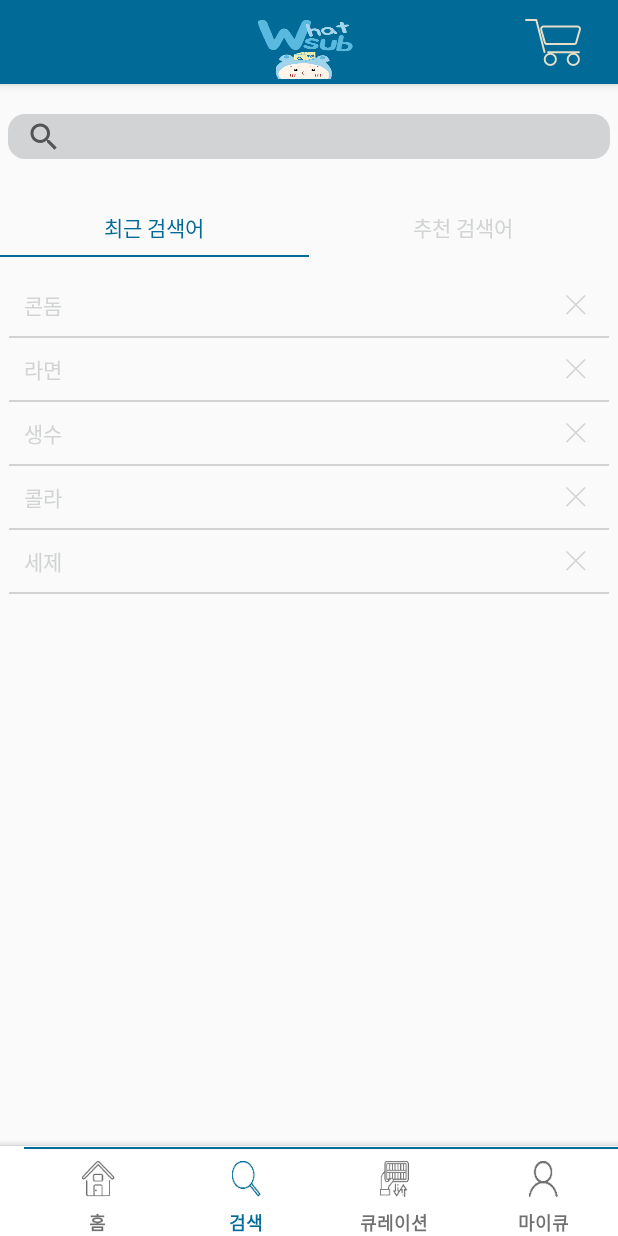
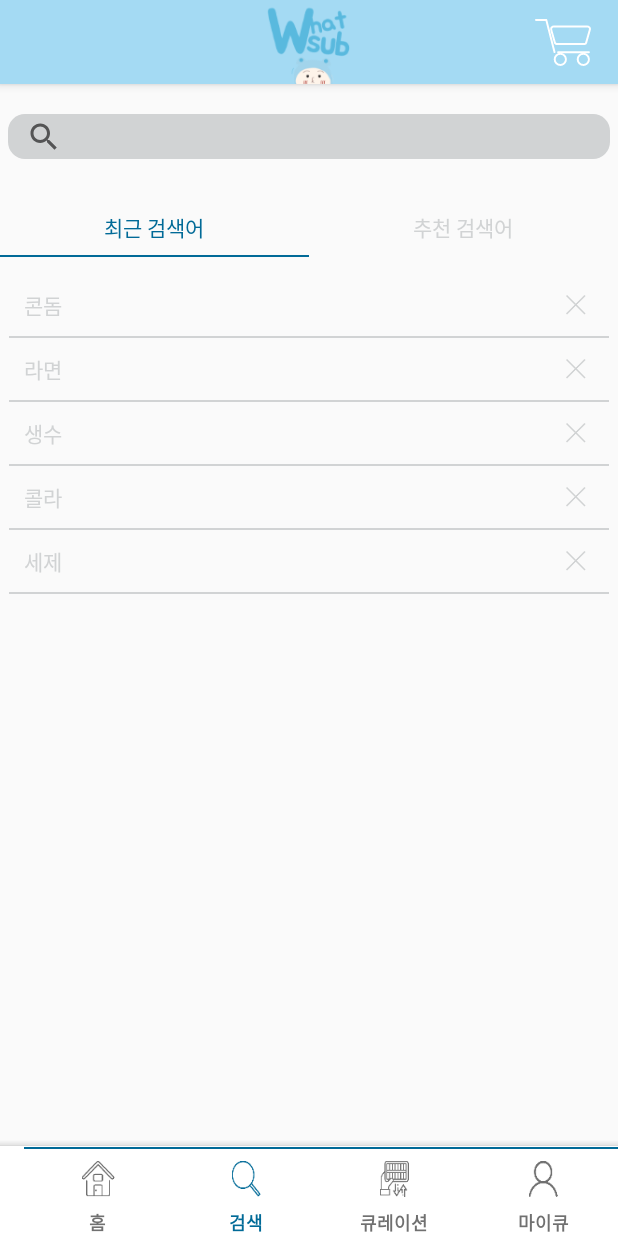
Before and after one commit to ryujw7/whatsupq, an Android app: the MainActivity screen opened directly, with no data from a screen before it, item 2 of the bottom bar chosen, on a phone screen of 412 x 824 dp. Run offline under Robolectric (Android 15) with nearby library versions, the light colour scheme and no system bars.

Commit message:
충돌확인

```diff
--- a/app/src/main/res/layout/activity_login.xml
+++ b/app/src/main/res/layout/activity_login.xml
@@ -15,7 +15,7 @@
                 android:layout_width="match_parent"
                 android:layout_height="match_parent"
                 android:weightSum="12"
-                android:background="@color/peacock_blue">
+                android:background="@color/robins_egg_blue">
             <ImageButton
                     android:id="@+id/back_btn"
                     android:layout_width="0dp"
@@ -32,7 +32,7 @@
                     android:layout_weight="8"
                     android:gravity="center"
                     android:minHeight="?actionBarSize"
-                    android:src="@mipmap/ic_launcher"/>
+                    android:src="@drawable/main_banner"/>
             <ImageButton
                     android:layout_width="0dp"
                     android:layout_height="match_parent"
--- a/app/src/main/res/layout/activity_main.xml
+++ b/app/src/main/res/layout/activity_main.xml
@@ -15,7 +15,7 @@
                 android:layout_width="match_parent"
                 android:layout_height="match_parent"
                 android:weightSum="12"
-                android:background="@color/peacock_blue">
+                android:background="@color/robins_egg_blue">
             <ImageButton
                     android:id="@+id/back_btn"
                     android:layout_width="0dp"
@@ -29,13 +29,13 @@
                          android:layout_weight="2.5"></FrameLayout>
             <ImageButton
                     android:id="@+id/main_banner"
-                    android:layout_width="0dp"
+                    android:layout_width="60dp"
                     android:layout_height="?actionBarSize"
                     android:background="@android:color/transparent"
                     android:layout_weight="3"
                     android:gravity="center"
-                    android:scaleType="fitXY"
-                    android:src="@drawable/tutorial_img_3"/>
+                    android:scaleType="fitCenter"
+                    android:src="@drawable/main_banner"/>
 
             <FrameLayout android:layout_width="0dp" android:layout_height="match_parent"
                          android:layout_weight="2"></FrameLayout>
--- a/app/src/main/res/values/colors.xml
+++ b/app/src/main/res/values/colors.xml
@@ -7,4 +7,5 @@
     <color name="warm_grey">#707070</color>
     <color name="navy">#002a42</color>
     <color name="silver">#d1d3d4</color>
+    <color name="robins_egg_blue">#a4daf3</color>
 </resources>
```
Also changed, not shown: app/src/main/res/drawable-hdpi/cart.png, app/src/main/res/drawable-hdpi/main_banner.png (added), app/src/main/res/drawable-hdpi/rewind.png, app/src/main/res/drawable-mdpi/cart.png, app/src/main/res/drawable-mdpi/main_banner.png (added), app/src/main/res/drawable-mdpi/rewind.png, app/src/main/res/drawable-xhdpi/cart.png, app/src/main/res/drawable-xhdpi/main_banner.png (added), app/src/main/res/drawable-xhdpi/rewind.png, app/src/main/res/drawable-xxhdpi/cart.png, app/src/main/res/drawable-xxhdpi/main_banner.png (added), app/src/main/res/drawable-xxhdpi/rewind.png, app/src/main/res/drawable-xxxhdpi/cart.png, app/src/main/res/drawable-xxxhdpi/main_banner.png (added), 1 more files.
